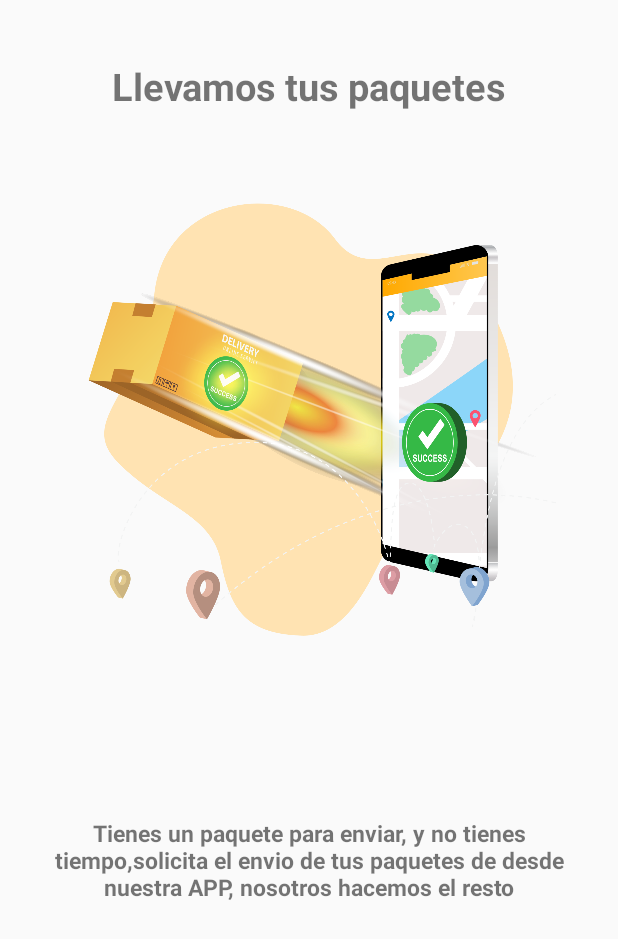
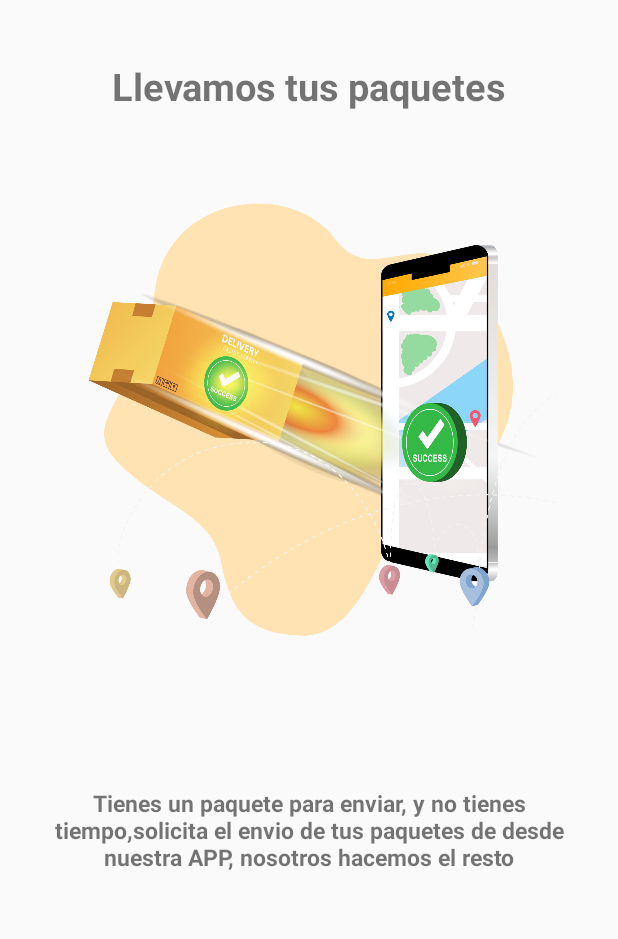
Before and after one commit to Dianagarcia33/FoodiesCustomer, an Android app: the fragment PagerFragments2 shown on its own in the app's theme, on a phone screen of 412 x 824 dp. Shown: the top 939 px of the screen. Run offline under Robolectric (Android 15) with nearby library versions, the phone set to English and light mode, and no system bars; our stand-ins replace Picasso; pictures from the network do not load.

Commit message:
Cambios Alex

```diff
--- a/app/src/main/res/layout/page_1.xml
+++ b/app/src/main/res/layout/page_1.xml
@@ -23,7 +23,7 @@
         android:layout_height="330dp"/>
 
     <TextView
-        android:layout_marginTop="100dp"
+        android:layout_marginTop="80dp"
         android:layout_marginRight="10dp"
         android:layout_marginLeft="10dp"
         android:textSize="15sp"
--- a/app/src/main/res/layout/page_2.xml
+++ b/app/src/main/res/layout/page_2.xml
@@ -24,7 +24,7 @@
         android:layout_height="330dp"/>
 
     <TextView
-        android:layout_marginTop="100dp"
+        android:layout_marginTop="80dp"
         android:layout_marginRight="10dp"
         android:layout_marginLeft="10dp"
         android:textSize="15sp"
--- a/app/src/main/res/layout/page_3.xml
+++ b/app/src/main/res/layout/page_3.xml
@@ -23,7 +23,7 @@
         android:layout_height="330dp"/>
 
     <TextView
-        android:layout_marginTop="100dp"
+        android:layout_marginTop="80dp"
         android:layout_marginRight="10dp"
         android:layout_marginLeft="10dp"
         android:textSize="15sp"
```
Also changed, not shown: app/src/main/res/drawable/sliderjpg1.jpg, app/src/main/res/drawable/sliderjpg3.jpg, app/src/main/res/drawable/sliderjpg4.jpg, app/src/main/res/drawable/slidermaxijpgmini.jpg, 1 other file.
